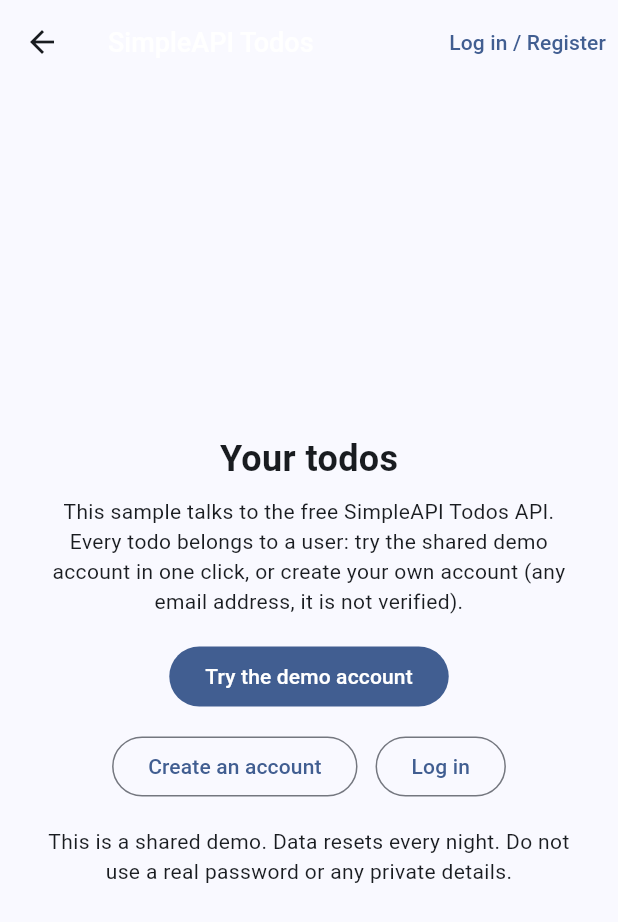
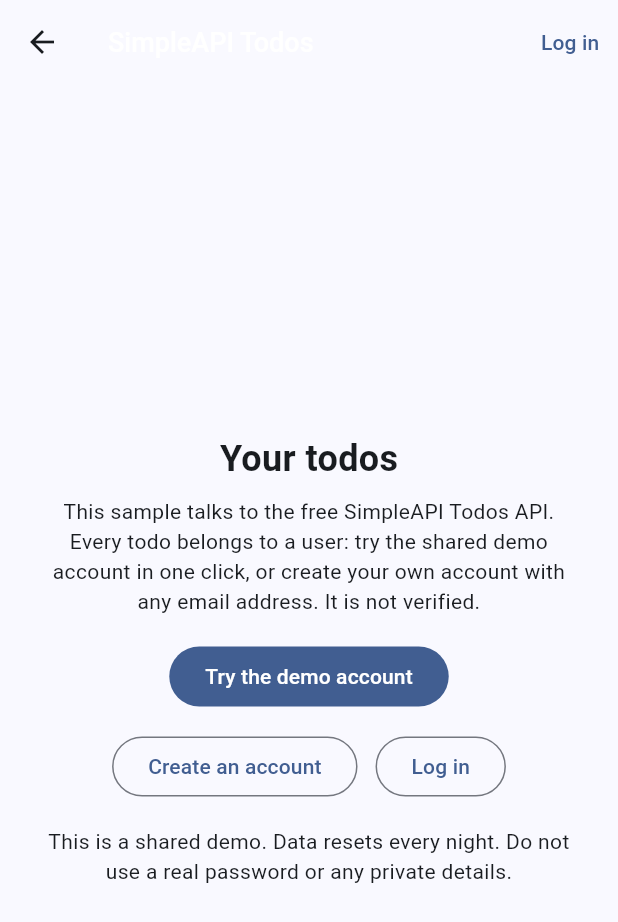
Before and after one commit to simple-api-dev/todos-client, a Flutter app: the screen it shows after launch, on a phone screen of 412 x 824 dp. Shown: the top 922 px of the screen. Run offline on Flutter 3.47's test engine with Material 3 defaults, Android fonts, the phone set to English and light mode, and no system bars; missing offline and left inert: dart:js_interop.

Commit message:
Copy review of the Todos demo
One page title and README skeleton across the demos, shared labels, and test mocks in the current API wording.

Co-Authored-By: Claude Opus 5.5 <noreply@anthropic.com>

```diff
--- a/lib/app.dart
+++ b/lib/app.dart
@@ -16,7 +16,7 @@ class TodosApp extends StatelessWidget {
   @override
   Widget build(BuildContext context) {
     return MaterialApp(
-      title: 'SimpleAPI Todos sample',
+      title: 'Todos API sample | SimpleAPI',
       theme: ThemeData(
         colorSchemeSeed: const Color(0xFF0066CC),
         useMaterial3: true,
--- a/lib/screens/forgot_screen.dart
+++ b/lib/screens/forgot_screen.dart
@@ -69,7 +69,7 @@ class _ForgotScreenState extends State<ForgotScreen> {
     );
     if (message == null || !mounted) return;
     Navigator.of(context).pop();
-    showSnack(context, '$message You can log in now.');
+    showSnack(context, message);
   }
 
   @override
--- a/lib/screens/todos_screen.dart
+++ b/lib/screens/todos_screen.dart
@@ -156,7 +156,7 @@ class _TodosScreenState extends State<TodosScreen> {
               TextButton(
                 onPressed: _openAuth,
                 style: TextButton.styleFrom(padding: const EdgeInsets.symmetric(horizontal: 8)),
-                child: const Text('Log in / Register'),
+                child: const Text('Log in'),
               ),
           ],
         ),
@@ -248,7 +248,7 @@ class _LoggedOut extends StatelessWidget {
             const SizedBox(height: 8),
             const Text(
               'This sample talks to the free SimpleAPI Todos API. Every todo belongs to a user: try the shared demo '
-              'account in one click, or create your own account (any email address, it is not verified).',
+              'account in one click, or create your own account with any email address. It is not verified.',
               textAlign: TextAlign.center,
             ),
             const SizedBox(height: 16),
--- a/lib/todos_api.dart
+++ b/lib/todos_api.dart
@@ -3,7 +3,7 @@
 /// Docs: https://todos.simpleapi.dev/docs
 ///
 /// Two rules apply to every request:
-///  * the API key goes in the `apikey` query string (never a header);
+///  * the API key goes in the `apikey` query string (an `APIKEY` header also works);
 ///  * a logged-in user also sends `Authorization: Bearer <token>`, where the
 ///    token comes from [TodosApi.register] / [TodosApi.login]. Those two calls
 ///    never send a bearer token themselves.
@@ -191,6 +191,6 @@ class TodosApi {
       final message = decoded['message'];
       if (message is String && message.isNotEmpty) return message;
     }
-    return 'Request failed (HTTP $status).';
+    return 'Something went wrong. Please try again.';
   }
 }
```
Also changed, not shown: 5 other files.
